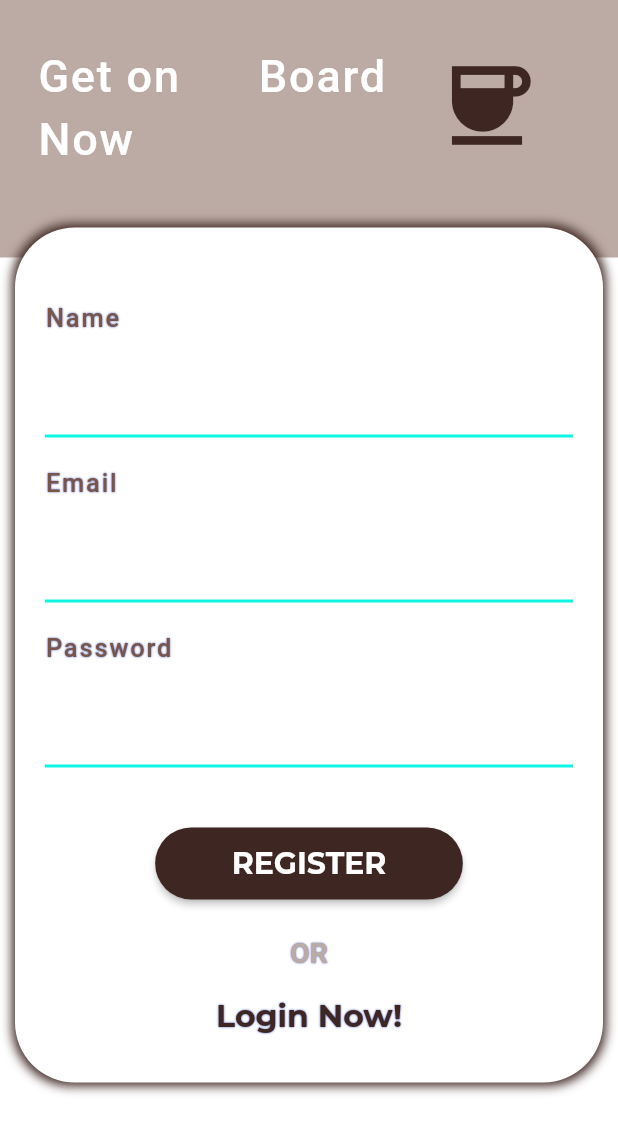
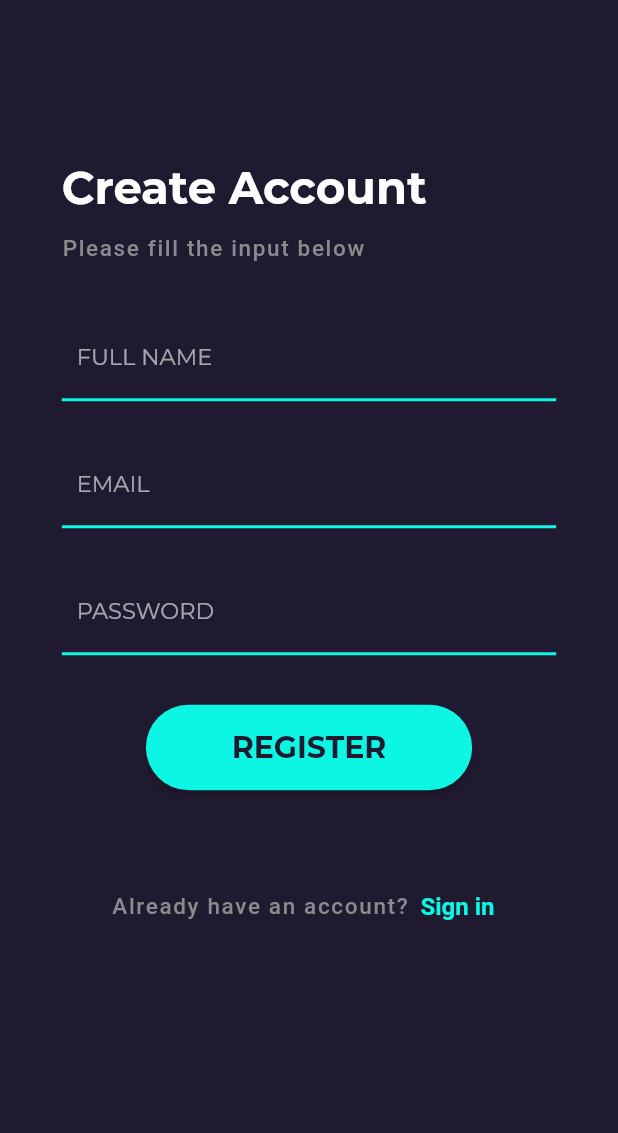
Before and after one commit to Away-Coders/Sportify, a Flutter app: the Authenticate widget shown alone on an empty page, opened directly, after a tap on "LOGIN", after a tap on "Sign Up", on a phone screen of 412 x 824 dp. Shown: the top 1133 px of the screen. Run offline on Flutter 3.47's test engine with Material 2 defaults, Android fonts, the phone set to English and light mode, and no system bars; our stand-ins replace firebase_auth, firebase_core, flutter_svg, font_awesome_flutter, google_fonts, webview_flutter; accounts and stored records are empty; network calls fail.

Commit message:
Register Screen Created

```diff
--- a/lib/main.dart
+++ b/lib/main.dart
@@ -8,6 +8,8 @@ import 'package:sportify/screens/home/home_screen.dart';
 import 'package:sportify/screens/wrapper.dart';
 import 'package:sportify/services/auth.dart';
 import 'package:sportify/theme.dart';
+
+import 'register/register.dart';
 
 void main() async {
   WidgetsFlutterBinding.ensureInitialized();
--- /dev/null
+++ b/lib/register/register.dart
@@ -0,0 +1,142 @@
+// @dart=2.9
+import 'package:flutter/material.dart';
+import 'package:sportify/constants.dart';
+import 'package:sportify/services/auth.dart';
+
+class Register extends StatefulWidget {
+  final Function toggleView;
+  Register({ this.toggleView });
+
+  @override
+  State<Register> createState() => _RegisterState();
+}
+
+class _RegisterState extends State<Register> {
+
+  final AuthService _auth = AuthService();
+  final _formKey = GlobalKey<FormState>();
+
+  // text field state
+  String name='';
+  String email = '';
+  String password = '';
+
+  String error = '';
+  @override
+  Widget build(BuildContext context) {
+    Size size=MediaQuery.of(context).size;
+
+    return Scaffold(
+      body: Container(
+        padding: EdgeInsets.symmetric(horizontal: size.width*0.1,vertical: size.height*0.05),
+        child: ListView(
+          children: [
+            SizedBox(height: size.height * 0.03),
+            // Container(
+            //   height: size.height / 5,
+            //   width: size.width / 4,
+            //   child: const Image(
+            //     image: AssetImage("assets/SportifyLogo.png"),
+            //   ),
+            // ),
+            SizedBox(height: size.height * 0.05),
+            Text(
+              'Create Account',
+              style: Theme.of(context).textTheme.headline4.copyWith(color: Colors.white,fontSize: 30,fontWeight: FontWeight.bold)
+            ),
+            SizedBox(height: size.height * 0.015),
+            Text(
+              'Please fill the input below',
+              style: Theme.of(context).textTheme.bodyText1.copyWith(letterSpacing:1.1,fontSize:15)
+            ),
+            SizedBox(height: size.height * 0.04),
+            Form(
+              key:_formKey,
+              child:Column(
+                crossAxisAlignment: CrossAxisAlignment.start,
+                children: [
+                  // Icon(
+                  //   FontAwesomeIcons.envelope,
+                  //   size: 24
+                  // ),
+                  // SizedBox(height: size.height * 0.005),
+                  TextFormField(
+                    decoration: textInputDecoration.copyWith(hintText: "FULL NAME"),
+                    validator: (val) => val.isEmpty ? 'Name shouldn\'t be null' : null,
+                    onChanged: (val) {
+                      setState(() => name = val);
+                    },
+                  ),
+                  SizedBox(height: size.height * 0.03),
+                  TextFormField(
+                    decoration: textInputDecoration.copyWith(hintText: "EMAIL"),
+                    validator: (val) => val.isEmpty ? 'Enter an email' : null,
+                    onChanged: (val) {
+                      setState(() => email = val);
+                    },
+                  ),
+                  SizedBox(height: size.height * 0.03),
+                  TextFormField(
+                    decoration: textInputDecoration.copyWith(hintText:"PASSWORD"),
+                    validator: (val) => val.length < 6 ? 'Enter a password 6+ chars long' : null,
+                    obscureText: true,
+                    onChanged: (val) {
+                      setState(() => password = val);
+                    },
+                  ),
+                  SizedBox(height: size.height * 0.04),
+                  Center(
+                    child: RaisedButton(
+                        child: Padding(
+                          padding: EdgeInsets.symmetric(horizontal: size.width*0.1,vertical: size.height*0.02),
+                          child: Text(
+                            'REGISTER',
+                            style: Theme.of(context).textTheme.headline6.copyWith(color: kBackgroundDarkColor,fontWeight: FontWeight.bold)
+                          ),
+                        ),
+                        color: kPrimaryColor,
+                        shape: RoundedRectangleBorder(borderRadius: BorderRadius.circular(30.0)),
+                        onPressed: () async {
+                          if(_formKey.currentState.validate()){
+                            dynamic result=_auth.registerWithEmailAndPassword(email, password);
+                            if(result==null){
+                              setState(() {
+                                error = 'Please supply a valid email';
+                              });
+                            }
+                          }
+                        }
+                    ),
+                  ),
+                ],
+              )
+            ),
+            // SizedBox(height: size.height * 0.04),
+            // Text(
+            //   error,
+            //   style: TextStyle(color: Colors.red, fontSize: 14.0),
+            // ),
+            SizedBox(height: size.height * 0.065),
+            Row(
+              mainAxisAlignment:MainAxisAlignment.center,
+              children: [
+                Text(
+                  'Already have an account?',
+                  style: Theme.of(context).textTheme.bodyText1.copyWith(letterSpacing:1.1,fontSize:15)
+                ),
+                TextButton(
+                  onPressed: () => widget.toggleView(),
+                  child: Text(
+                    'Sign in',
+                    style: Theme.of(context).textTheme.bodyText1.copyWith(fontSize:16,color:kPrimaryColor,fontWeight: FontWeight.bold)
+                  ),
+                )
+              ]
+            )
+          ]
+
+        ),
+      )
+    );
+  }
+}
--- a/lib/screens/authenticate/authenticate.dart
+++ b/lib/screens/authenticate/authenticate.dart
@@ -4,6 +4,7 @@ import 'package:sportify/screens/authenticate/register_with_email.dart';
 import 'package:sportify/screens/authenticate/signinemail.dart';
 
 import '../../login/login.dart';
+import '../../register/register.dart';
 
 class Authenticate extends StatefulWidget {
   const Authenticate({Key? key}) : super(key: key);
@@ -26,7 +27,7 @@ class _AuthenticateState extends State<Authenticate> {
     if (showSignIn) {
       return Login(toggleView:  toggleView);
     } else {
-      return RegisterWithEmail(toggleView:  toggleView);
+      return Register(toggleView:  toggleView);
     }
   }
 }
```
